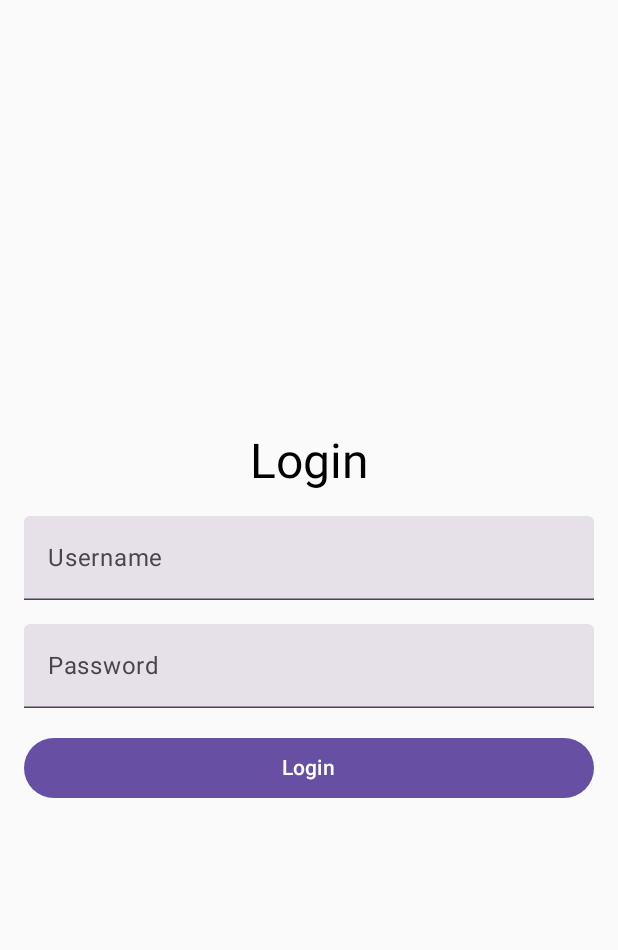
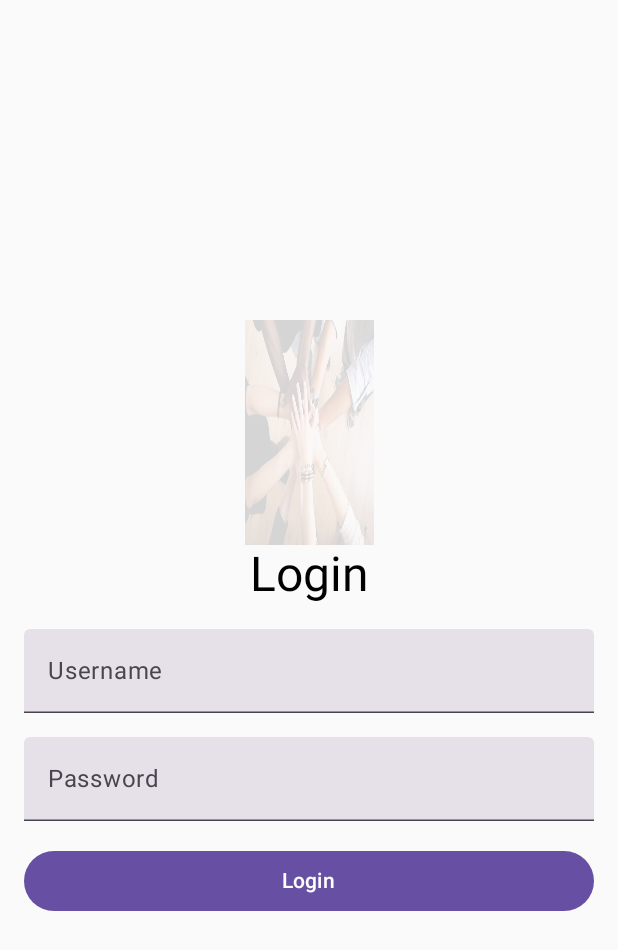
Before and after one commit to billgatos/ProjAplicadoG06, an Android app built with Jetpack Compose: the screen it shows after launch (MainActivity), on a phone screen of 412 x 824 dp. Shown: the top 950 px of the screen. Run offline under Robolectric (Android 15) with nearby library versions, the phone set to English and light mode, and no system bars.

Commit message:
melhorias do splash e login

```diff
--- a/LojaSocialBD/app/src/main/java/com/example/lojasocialbd/LoginScreen.kt
+++ b/LojaSocialBD/app/src/main/java/com/example/lojasocialbd/LoginScreen.kt
@@ -7,7 +7,32 @@ import androidx.compose.ui.Alignment
 import androidx.compose.ui.Modifier
 import androidx.compose.ui.unit.dp
 import androidx.lifecycle.viewmodel.compose.viewModel
-import com.example.lojasocialbd.LoginViewModel
+
+import android.os.Bundle
+import androidx.activity.ComponentActivity
+import androidx.activity.compose.setContent
+import androidx.compose.foundation.Image
+import androidx.compose.foundation.layout.*
+import androidx.compose.material3.*
+import androidx.compose.runtime.*
+import androidx.compose.ui.res.painterResource
+import androidx.compose.ui.text.input.PasswordVisualTransformation
+import androidx.compose.ui.unit.dp
+import androidx.compose.ui.tooling.preview.Preview
+import com.example.lojasocialbd.ui.theme.LojaSocialBDTheme
+
+//class MainActivity : ComponentActivity() {
+//    override fun onCreate(savedInstanceState: Bundle?) {
+//        super.onCreate(savedInstanceState)
+//        setContent {
+//            LojaSocialBDTheme {
+//                LoginScreen(onLoginSuccess = { userType ->
+//                    // Ação após login bem-sucedido
+//                })
+//            }
+//        }
+//    }
+//}
 
 @Composable
 fun LoginScreen(onLoginSuccess: (String) -> Unit, viewModel: LoginViewModel = viewModel()) {
@@ -22,6 +47,8 @@ fun LoginScreen(onLoginSuccess: (String) -> Unit, viewModel: LoginViewModel = vi
         verticalArrangement = Arrangement.Center,
         horizontalAlignment = Alignment.CenterHorizontally
     ) {
+        // Cabeçalho com o logo
+        LogoHeader()
         Text(text = "Login", style = MaterialTheme.typography.headlineLarge)
 
         Spacer(modifier = Modifier.height(16.dp))
@@ -64,3 +91,16 @@ fun LoginScreen(onLoginSuccess: (String) -> Unit, viewModel: LoginViewModel = vi
         }
     }
 }
+
+@Composable
+fun LogoHeader() {
+    // Exibição da imagem/logo no topo
+    Image(
+        painter = painterResource(id = R.drawable.portrait_transparent_image),
+        // Insira aqui o nome correto da imagem para fundo
+        contentDescription = "Loja Social Logo",
+        modifier = Modifier
+            .fillMaxWidth()
+            .height(150.dp) // Altura da imagem ajustável
+    )
+}
--- a/LojaSocialBD/app/src/main/java/com/example/lojasocialbd/MainActivity.kt
+++ b/LojaSocialBD/app/src/main/java/com/example/lojasocialbd/MainActivity.kt
@@ -18,12 +18,12 @@ import androidx.compose.runtime.*
 import androidx.compose.foundation.layout.*
 import androidx.compose.material3.*
 import androidx.compose.ui.Alignment
+import androidx.compose.ui.graphics.Color
 import androidx.compose.ui.layout.ContentScale
 import androidx.compose.ui.res.painterResource
 import androidx.compose.ui.text.style.TextAlign
 import androidx.compose.ui.unit.dp
 import androidx.compose.ui.unit.sp
-
 
 class MainActivity : ComponentActivity() {
     override fun onCreate(savedInstanceState: Bundle?) {
@@ -122,8 +122,11 @@ fun SplashScreen(onSplashFinished: () -> Unit) {
         Text(
             text = "Bem-vindo à High Tech social App",
             fontSize = 32.sp,
-            color = MaterialTheme.colorScheme.onPrimary,
-            textAlign = TextAlign.Center
+            color = Color(0xFF00008B), //aZUL eSCURO
+            textAlign = TextAlign.Center,
+            modifier = Modifier
+                .fillMaxWidth()
+                .padding(top = 200.dp)
         )
     }
 }
--- a/LojaSocialBD/app/src/main/java/com/example/lojasocialbd/ui/theme/Color.kt
+++ b/LojaSocialBD/app/src/main/java/com/example/lojasocialbd/ui/theme/Color.kt
@@ -9,3 +9,5 @@ val Pink80 = Color(0xFFEFB8C8)
 val Purple40 = Color(0xFF6650a4)
 val PurpleGrey40 = Color(0xFF625b71)
 val Pink40 = Color(0xFF7D5260)
+
+val DarkBlue = Color(0xFF00008B) // Azul escuro
```
Also changed, not shown: LojaSocialBD/app/src/main/res/drawable/old_splash_background.png (renamed from LojaSocialBD/app/src/main/res/drawable/splash_background.png), LojaSocialBD/app/src/main/res/drawable/portrait_transparent_image.png (added), LojaSocialBD/app/src/main/res/drawable/splash_background.jpg (added).
